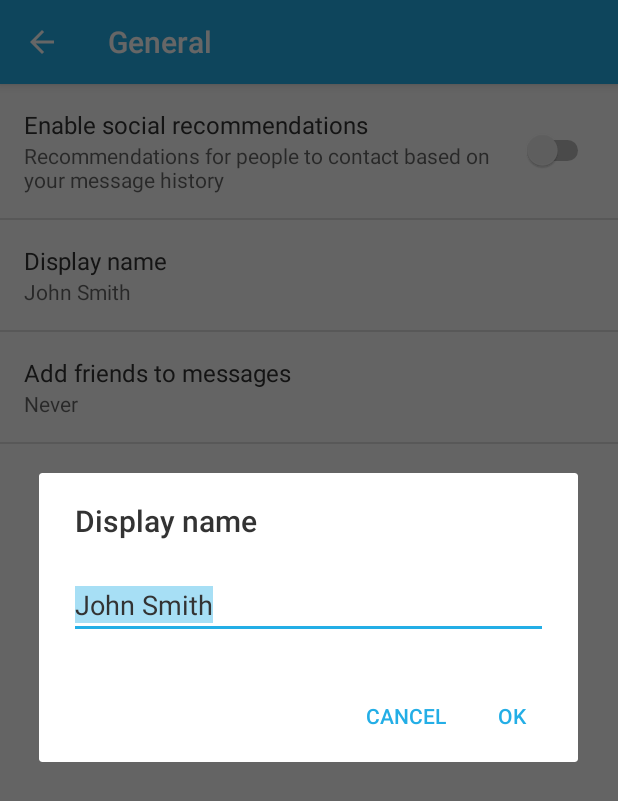
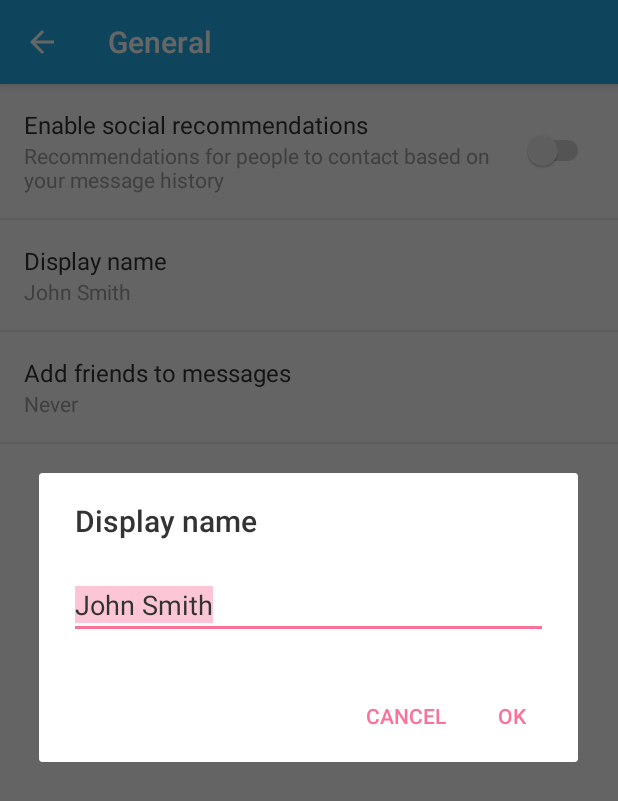
Before and after one commit to dexfire/hyper-math_app_android, an Android app: the SettingsActivity screen opened directly, with no data from a screen before it, after a tap on "Display name", on a phone screen of 412 x 824 dp. Shown: the top 801 px of the screen. Run offline under Robolectric (Android 15) with nearby library versions, the phone set to English and light mode, and no system bars; 2 other taps on this screen came first.

Commit message:
layouts and styles changes

```diff
--- a/app/src/main/AndroidManifest.xml
+++ b/app/src/main/AndroidManifest.xml
@@ -17,14 +17,13 @@
         android:label="@string/app_name"
         android:roundIcon="@mipmap/ic_launcher_round"
         android:supportsRtl="true"
-        android:theme="@style/BiliPink">
+        android:theme="@style/AppTheme">
         <activity
             android:name=".MainActivity"
             android:label="@string/title_activity_main"
             android:theme="@style/BiliPink.NoActionBar">
             <intent-filter>
                 <action android:name="android.intent.action.MAIN" />
-
                 <category android:name="android.intent.category.LAUNCHER" />
             </intent-filter>
         </activity>
--- a/app/src/main/res/values/colors.xml
+++ b/app/src/main/res/values/colors.xml
@@ -2,9 +2,9 @@
 <resources>
 
     <!-- Basic Function Colors -->
-    <color name="colorAccent">@color/blue_theme</color>
+    <color name="colorAccent">@color/color_pink</color>
     <color name="colorPrimary">@color/blue_theme</color>
-    <color name="colorPrimaryDark">@color/blue_theme</color>
+    <color name="colorPrimaryDark">@color/blue_dark</color>
     <color name="bg_main">#ffeaeaea</color>
 
     <!-- General Colors -->
@@ -12,7 +12,7 @@
     <color name="red_dark">#ff990000</color>
     <color name="black">#ff000000</color>
     <color name="black_deep">#ff1e1e1e</color>
-    <color name="black_gray">#ff626262</color>
+    <color name="black_gray">#626262</color>
     <color name="black_light">#ff212121</color>
     <color name="black_translucent">#80000000</color>
     <color name="black_transparent">#aa000000</color>
@@ -34,14 +34,16 @@
     <color name="blue_tab_underline">#ff42ccff</color>
     <color name="blue_theme">#ff23aee6</color>
     <color name="blue_title">#ff4fc1e9</color>
-
-    <!-- Colors for theme bilipink -->
     <color name="theme_blue_colorAccent">@color/blue_theme</color>
     <color name="theme_blue_colorPrimary">@color/blue_theme</color>
     <color name="theme_blue_colorPrimaryDark">@color/blue_theme</color>
+
+    <!-- Colors for theme bilipink -->
+    <color name="color_pink">#fffb7299</color>
     <color name="theme_pink_color_secondary">#fffb7299</color>
     <color name="theme_pink_color_secondary_dark">#ffb85671</color>
     <color name="theme_pink_color_dialog_title"></color>
+    <color name="theme_pink_color_alpha_AA">#aafb7299</color>
 
 
     <color name="daynight_color_text_body_secondary_dark">#ff505050</color>
--- a/app/src/main/res/values/dimens.xml
+++ b/app/src/main/res/values/dimens.xml
@@ -16,4 +16,5 @@
     <dimen name="nav_header_height">176dp</dimen>
     <dimen name="fab_margin">16dp</dimen>
     <dimen name="default_margin">10dp</dimen>
+    <dimen name="bottom_navi_bar_height">6dp</dimen>
 </resources>
--- a/app/src/main/res/values/styles.xml
+++ b/app/src/main/res/values/styles.xml
@@ -1,6 +1,16 @@
-<resources>
+<resources xmlns:tools="http://schemas.android.com/tools">
 
     <!-- Base application theme. -->
+    <style name="AppTheme" parent="Theme.AppCompat.Light.DarkActionBar">
+        <!-- Customize your theme here. -->
+        <item name="colorPrimary">@color/colorPrimary</item>
+        <item name="colorPrimaryDark">@color/colorPrimaryDark</item>
+        <item name="colorAccent">@color/colorAccent</item>
+        <item name="android:textColorPrimary">@color/theme_color_text_primary</item>
+        <item name="android:navigationBarColor">@color/theme_pink_color_alpha_AA</item>
+        <item name="android:colorForeground">@color/black_gray</item>
+    </style>
+
     <style name="BiliPink" parent="Theme.AppCompat.Light.DarkActionBar">
         <!-- Customize your theme here. -->
         <item name="colorPrimary">@color/colorPrimary</item>
@@ -20,7 +30,10 @@
         <item name="colorAccent">@color/colorAccent</item>
         <item name="android:textColorPrimary">@color/theme_color_text_primary</item>
     </style>
-
+    <style name="Widget.Design.BottomNavigationView" tools:override="true">
+        <item name="itemBackground">?attr/selectableItemBackgroundBorderless</item>
+        <item name="elevation">@dimen/design_bottom_navigation_elevation</item>
+    </style>
     <style name="AppTheme.AppBarOverlay" parent="ThemeOverlay.AppCompat.Dark.ActionBar" />
 
     <style name="AppTheme.PopupOverlay" parent="ThemeOverlay.AppCompat.Light" />
@@ -29,4 +42,6 @@
 
     <style name="BiliPink.PopupOverlay" parent="ThemeOverlay.AppCompat.Light" />
 
+    <style name="GoogleDarkBlue" parent="AppTheme" />
+
 </resources>
--- a/app/src/main/res/values-v21/values.xml
+++ b/app/src/main/res/xml/values.xml
@@ -125,7 +125,7 @@
     <color name="blue_song_name">#ff3fc9ff</color>
     <color name="blue_tab_text_color">#ff46bce8</color>
     <color name="blue_tab_underline">#ff42ccff</color>
-    <color name="blue_theme">#ff23aee6</color>
+    <color name="blue_theme">#d62ad1</color>
     <color name="blue_title">#ff4fc1e9</color>
     <color name="bootbar_space_bg">#ffe7e7e7</color>
     <color name="bottom_navigation_background">#ffffffff</color>
```
Also changed, not shown: app/src/main/res/layout/content_main.xml (+0 -10 lines), app/src/main/res/layout/fragment_browser.xml (+23 -5 lines), app/src/main/res/values/strings.xml (+7 -0 lines).
